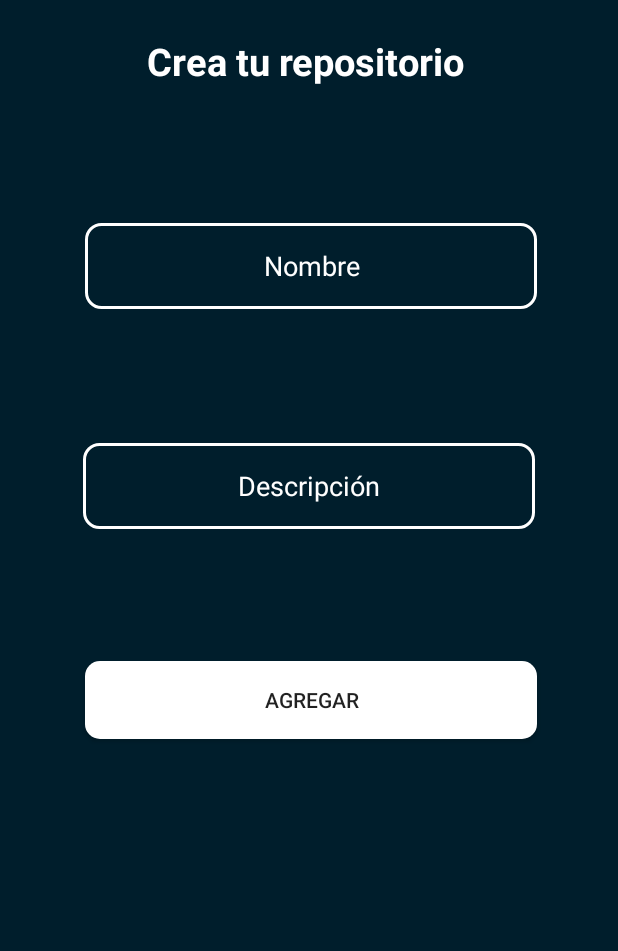
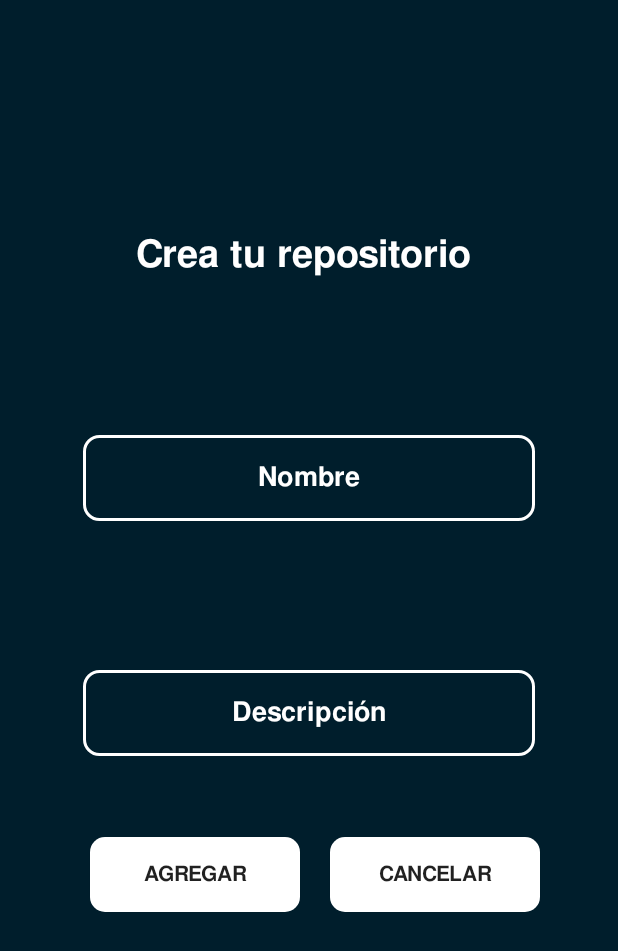
Before and after one commit to EduardJiron/12HGitCraft, an Android app: the fragment AgregarRepoFragment placed in its activity, on a phone screen of 412 x 824 dp. Shown: the top 951 px of the screen. Run offline under Robolectric (Android 15) with nearby library versions, the phone set to English and light mode, and no system bars.

Commit message:
fonts y correciones en algunos fragmentos

```diff
--- a/app/src/main/res/layout/fragment_agregar_repo.xml
+++ b/app/src/main/res/layout/fragment_agregar_repo.xml
@@ -15,6 +15,8 @@
         android:id="@+id/textInfoNuevoRepo"
         android:layout_width="363dp"
         android:layout_height="40dp"
+        android:layout_marginTop="80dp"
+        android:fontFamily="@font/freesansbold"
         android:text="Crea tu repositorio "
         android:textAlignment="center"
         android:textColor="@color/white"
@@ -24,29 +26,30 @@
         app:layout_constraintEnd_toEndOf="parent"
         app:layout_constraintStart_toStartOf="parent"
         app:layout_constraintTop_toTopOf="parent"
-        app:layout_constraintVertical_bias="0.030" />
+        app:layout_constraintVertical_bias="0.1" />
 
     <EditText
         android:id="@+id/txtNombre"
         android:layout_width="301dp"
         android:layout_height="57dp"
-
         android:layout_alignParentLeft="true"
         android:layout_alignParentTop="true"
         android:layout_marginStart="150dp"
-        android:layout_marginTop="135dp"
+        android:layout_marginTop="220dp"
         android:layout_marginEnd="206dp"
-        android:layout_marginBottom="48dp"
+        android:layout_marginBottom="30dp"
         android:background="@drawable/edit_text_rounded"
+        android:fontFamily="@font/freesansbold"
         android:hint="Nombre"
         android:textAlignment="center"
         android:textColor="@color/white"
         android:textColorHint="@color/white"
         app:layout_constraintBottom_toTopOf="@+id/txtDesc"
         app:layout_constraintEnd_toEndOf="parent"
-        app:layout_constraintHorizontal_bias="0.382"
+        app:layout_constraintHorizontal_bias="0.386"
         app:layout_constraintStart_toStartOf="parent"
         app:layout_constraintTop_toTopOf="parent" />
+
 
     <EditText
         android:id="@+id/txtDesc"
@@ -54,38 +57,50 @@
         android:layout_height="57dp"
         android:layout_below="@+id/txtNombre"
         android:layout_alignParentLeft="true"
-        android:layout_marginStart="126dp"
-        android:layout_marginTop="28dp"
-        android:layout_marginEnd="187dp"
-        android:layout_marginBottom="67dp"
+        android:layout_marginBottom="320dp"
         android:background="@drawable/edit_text_rounded"
+        android:fontFamily="@font/freesansbold"
         android:hint="Descripción"
         android:textAlignment="center"
         android:textColor="@color/white"
         android:textColorHint="@color/white"
-        app:layout_constraintBottom_toTopOf="@+id/btnAgregar"
+        app:layout_constraintBottom_toBottomOf="parent"
         app:layout_constraintEnd_toEndOf="parent"
-        app:layout_constraintHorizontal_bias="0.349"
-        app:layout_constraintStart_toStartOf="parent"
-        app:layout_constraintTop_toBottomOf="@+id/txtNombre" />
+        app:layout_constraintStart_toStartOf="parent" />
 
     <Button
         android:id="@+id/btnAgregar"
-        android:layout_width="301dp"
-        android:layout_height="52dp"
+        android:layout_width="140dp"
+        android:layout_height="50dp"
         android:layout_below="@+id/txtDesc"
         android:layout_centerHorizontal="true"
-        android:layout_marginStart="136dp"
-        android:layout_marginTop="7dp"
-        android:layout_marginEnd="187dp"
-        android:layout_marginBottom="318dp"
+        android:layout_marginStart="60dp"
+        android:layout_marginBottom="216dp"
         android:background="@drawable/button_rounded"
+        android:fontFamily="@font/freesansbold"
         android:text="Agregar"
         app:layout_constraintBottom_toBottomOf="parent"
+        app:layout_constraintEnd_toStartOf="@+id/btnCancelar"
+        app:layout_constraintHorizontal_bias="0.0"
+        app:layout_constraintStart_toStartOf="parent"
+        app:layout_constraintTop_toBottomOf="@+id/txtDesc"
+        app:layout_constraintVertical_bias="1.0" />
+
+    <Button
+        android:id="@+id/btnCancelar"
+        android:layout_width="140dp"
+        android:layout_height="50dp"
+        android:layout_below="@+id/txtDesc"
+        android:layout_centerHorizontal="true"
+        android:layout_marginEnd="52dp"
+        android:layout_marginBottom="216dp"
+        android:background="@drawable/button_rounded"
+        android:fontFamily="@font/freesansbold"
+        android:text="Cancelar"
+        app:layout_constraintBottom_toBottomOf="parent"
         app:layout_constraintEnd_toEndOf="parent"
-        app:layout_constraintHorizontal_bias="0.375"
-        app:layout_constraintStart_toStartOf="parent"
-        app:layout_constraintTop_toBottomOf="@+id/txtDesc" />
+        app:layout_constraintTop_toBottomOf="@+id/txtDesc"
+        app:layout_constraintVertical_bias="1.0" />
 
 
 </androidx.constraintlayout.widget.ConstraintLayout>
--- a/app/src/main/res/layout/itemrepository.xml
+++ b/app/src/main/res/layout/itemrepository.xml
@@ -14,6 +14,7 @@
         android:layout_marginTop="16dp"
         android:layout_marginBottom="12dp"
         android:text="@string/Nombre"
+        android:fontFamily="@font/freesansbold"
         android:textColor="#c9d1d9"
         android:textSize="18sp"
         app:layout_constraintTop_toTopOf="parent"
@@ -27,6 +28,7 @@
         android:layout_width="wrap_content"
         android:layout_height="wrap_content"
         android:layout_marginTop="12dp"
+        android:fontFamily="@font/freesansbold"
         android:text="@string/Descripcion"
         android:textColor="#c9d1d9"
         android:textSize="18sp"
@@ -41,6 +43,7 @@
         android:layout_height="wrap_content"
         android:layout_marginTop="8dp"
         android:text="@string/Lenguaje"
+        android:fontFamily="@font/freesansbold"
         android:textColor="#c9d1d9"
         android:textSize="18sp"
         app:layout_constraintTop_toBottomOf="@+id/tvDescripcion"
@@ -56,6 +59,7 @@
         android:text="@string/Fecha"
         android:textColor="#c9d1d9"
         android:textSize="18sp"
+        android:fontFamily="@font/freesansbold"
         app:layout_constraintTop_toBottomOf="@+id/tvLenguaje"
         app:layout_constraintStart_toStartOf="parent"
         app:layout_constraintEnd_toEndOf="parent"
```
Also changed, not shown: app/src/main/res/font/font.xml (added, +12 -0 lines), app/src/main/res/layout/itemuserrepo.xml (+7 -2 lines), app/src/main/res/font/freesansbold.otf (added), app/src/main/res/font/roboto_regular.ttf (added).
